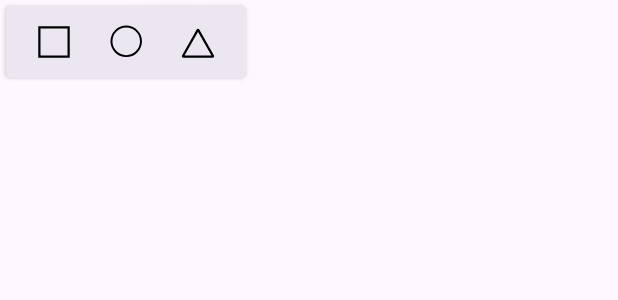
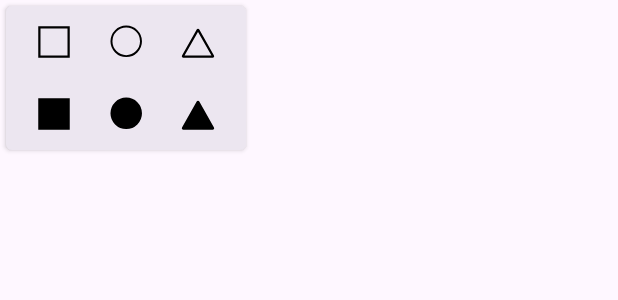
Before and after one commit to alexanderbliznyuk/LivePictures, an Android app: the layout popup_shape_picker.xml on its own in the app's theme, with its tools: preview values and no code run, on a phone screen of 412 x 824 dp. Shown: the top 300 px of the screen. Run offline under Robolectric (Android 15) with nearby library versions, the phone set to English and light mode, and no system bars.

Commit message:
add shape drawing cmds

```diff
--- a/app/src/main/java/com/blizniuk/livepictures/domain/graphics/ToolData.kt
+++ b/app/src/main/java/com/blizniuk/livepictures/domain/graphics/ToolData.kt
@@ -12,5 +12,5 @@ sealed class ToolData {
 }
 
 enum class ToolId {
-    Pencil, Erase, ShapeSquare, ShapeTriangle, ShapeCircle
+    Pencil, Erase, ShapeSquare, ShapeTriangle, ShapeCircle, ShapeSquareFilled, ShapeTriangleFilled, ShapeCircleFilled
 }
--- a/app/src/main/java/com/blizniuk/livepictures/domain/graphics/entity/cmd/ErasePathCmd.kt
+++ b/app/src/main/java/com/blizniuk/livepictures/domain/graphics/entity/cmd/ErasePathCmd.kt
@@ -107,8 +107,7 @@ class ErasePathCmd(
             isAntiAlias = true
             strokeCap = Paint.Cap.ROUND
             strokeJoin = Paint.Join.ROUND
-            color = Color.RED
-            isDither = true
+            color = Color.BLACK
             xfermode = PorterDuffXfermode(PorterDuff.Mode.CLEAR)
             pathEffect = CornerPathEffect(30F)
         }
--- a/app/src/main/java/com/blizniuk/livepictures/domain/graphics/entity/cmd/FreePathCmd.kt
+++ b/app/src/main/java/com/blizniuk/livepictures/domain/graphics/entity/cmd/FreePathCmd.kt
@@ -114,7 +114,6 @@ class FreePathCmd(
             strokeCap = Paint.Cap.ROUND
             strokeJoin = Paint.Join.ROUND
             color = Color.RED
-            isDither = true
             pathEffect = CornerPathEffect(30F)
         }
     }
--- a/app/src/main/java/com/blizniuk/livepictures/ui/cmdlist/CmdListAdapter.kt
+++ b/app/src/main/java/com/blizniuk/livepictures/ui/cmdlist/CmdListAdapter.kt
@@ -16,6 +16,7 @@ import com.blizniuk.livepictures.domain.graphics.entity.cmd.DrawCmd
 import com.blizniuk.livepictures.domain.graphics.entity.cmd.ErasePathCmd
 import com.blizniuk.livepictures.domain.graphics.entity.cmd.FreePathCmd
 import com.blizniuk.livepictures.domain.graphics.entity.cmd.RectShapeCmd
+import com.blizniuk.livepictures.domain.graphics.entity.cmd.TriangleShapeCmd
 import com.blizniuk.livepictures.util.RoundCornersOutlineProvider
 
 class CmdListAdapter(
@@ -95,8 +96,9 @@ class CmdListAdapter(
         return when (cmd) {
             is ErasePathCmd -> R.string.tooltip_tool_erase
             is FreePathCmd -> R.string.tooltip_tool_pencil
-            is CircleShapeCmd -> R.string.tooltip_shape_circle
-            is RectShapeCmd -> R.string.tooltip_shape_square
+            is CircleShapeCmd -> if (cmd.filled) R.string.tooltip_shape_circle_filled else R.string.tooltip_shape_circle
+            is RectShapeCmd -> if (cmd.filled) R.string.tooltip_shape_square_filled else R.string.tooltip_shape_square
+            is TriangleShapeCmd -> if (cmd.filled) R.string.tooltip_shape_triangle_filled else R.string.tooltip_shape_triangle
         }
     }
 }
--- a/app/src/main/java/com/blizniuk/livepictures/ui/home/viewmodel/CoordinatorViewModel.kt
+++ b/app/src/main/java/com/blizniuk/livepictures/ui/home/viewmodel/CoordinatorViewModel.kt
@@ -106,6 +106,9 @@ class CoordinatorViewModel @Inject constructor(
                 ToolId.ShapeSquare -> null
                 ToolId.ShapeCircle -> null
                 ToolId.ShapeTriangle -> null
+                ToolId.ShapeSquareFilled -> null
+                ToolId.ShapeCircleFilled -> null
+                ToolId.ShapeTriangleFilled -> null
             }
         }
             .filterNotNull()
--- /dev/null
+++ b/app/src/main/res/drawable/ic_tool_circle_filled.xml
@@ -0,0 +1,11 @@
+<vector xmlns:android="http://schemas.android.com/apk/res/android"
+    android:width="24dp"
+    android:height="24dp"
+    android:viewportWidth="24"
+    android:viewportHeight="24">
+    <path
+        android:fillColor="#FFF"
+        android:pathData="M12.15,11.577m-9.844,0a9.844,9.844 0,1 1,19.688 0a9.844,9.844 0,1 1,-19.688 0"
+        android:strokeWidth="1.3125"
+        android:strokeColor="#FFF" />
+</vector>
--- /dev/null
+++ b/app/src/main/res/drawable/ic_tool_square_filled.xml
@@ -0,0 +1,11 @@
+<vector xmlns:android="http://schemas.android.com/apk/res/android"
+    android:width="24dp"
+    android:height="24dp"
+    android:viewportWidth="24"
+    android:viewportHeight="24">
+  <path
+      android:pathData="M2.25,2.25h19.5v19.5h-19.5z"
+      android:strokeWidth="1.5"
+      android:fillColor="#FFF"
+      android:strokeColor="#FFF"/>
+</vector>
--- /dev/null
+++ b/app/src/main/res/drawable/ic_tool_triangle_filled.xml
@@ -0,0 +1,14 @@
+<vector xmlns:android="http://schemas.android.com/apk/res/android"
+    android:width="24dp"
+    android:height="24dp"
+    android:viewportWidth="24"
+    android:viewportHeight="24">
+    <group>
+        <clip-path android:pathData="M0,0h24v24h-24z" />
+        <path
+            android:pathData="M11.782,4.059C11.878,3.89 12.122,3.89 12.218,4.059L21.996,21.366C22.09,21.533 21.97,21.739 21.778,21.739H2.221C2.03,21.739 1.91,21.533 2.004,21.366L11.782,4.059Z"
+            android:strokeWidth="1.5"
+            android:fillColor="#FFF"
+            android:strokeColor="#FFF" />
+    </group>
+</vector>
--- a/app/src/main/res/layout/popup_shape_picker.xml
+++ b/app/src/main/res/layout/popup_shape_picker.xml
@@ -5,13 +5,18 @@
 
     <LinearLayout
         android:layout_width="wrap_content"
+        android:layout_height="wrap_content"
+        android:layout_margin="4dp"
+        android:background="@drawable/popup_bkg"
+        android:elevation="2dp"
+        android:orientation="vertical">
+
+        <LinearLayout
+            android:layout_width="wrap_content"
             android:layout_height="48dp"
             android:gravity="center_vertical"
             android:orientation="horizontal"
-        android:paddingHorizontal="8dp"
-        android:layout_margin="4dp"
-        android:background="@drawable/popup_bkg"
-        android:elevation="2dp">
+            android:paddingHorizontal="8dp">
 
             <ImageView
                 android:id="@+id/shapeSquare"
@@ -39,6 +44,41 @@
                 android:layout_marginHorizontal="4dp"
                 android:src="@drawable/ic_tool_triangle"
                 android:tooltipText="@string/tooltip_shape_triangle" />
+        </LinearLayout>
 
+        <LinearLayout
+            android:layout_width="wrap_content"
+            android:layout_height="48dp"
+            android:gravity="center_vertical"
+            android:orientation="horizontal"
+            android:paddingHorizontal="8dp">
+
+            <ImageView
+                android:id="@+id/shapeSquareFilled"
+                style="@style/ToolButton.Tintable"
+                android:layout_width="wrap_content"
+                android:layout_height="wrap_content"
+                android:layout_marginHorizontal="4dp"
+                android:src="@drawable/ic_tool_square_filled"
+                android:tooltipText="@string/tooltip_shape_square_filled" />
+
+            <ImageView
+                android:id="@+id/shapeCircleFilled"
+                style="@style/ToolButton.Tintable"
+                android:layout_width="wrap_content"
+                android:layout_height="wrap_content"
+                android:layout_marginHorizontal="4dp"
+                android:src="@drawable/ic_tool_circle_filled"
+                android:tooltipText="@string/tooltip_shape_circle_filled" />
+
+            <ImageView
+                android:id="@+id/shapeTriangleFilled"
+                style="@style/ToolButton.Tintable"
+                android:layout_width="wrap_content"
+                android:layout_height="wrap_content"
+                android:layout_marginHorizontal="4dp"
+                android:src="@drawable/ic_tool_triangle_filled"
+                android:tooltipText="@string/tooltip_shape_triangle_filled" />
+        </LinearLayout>
     </LinearLayout>
 </FrameLayout>
--- a/app/src/main/res/values/dimens.xml
+++ b/app/src/main/res/values/dimens.xml
@@ -15,7 +15,7 @@
     <dimen name="color_bar_thumb_stroke_size">1dp</dimen>
 
     <dimen name="shape_picker_popup_width">168dp</dimen>
-    <dimen name="shape_picker_popup_height">56dp</dimen>
+    <dimen name="shape_picker_popup_height">104dp</dimen>
 
     <dimen name="cmd_list_item_spacing">4dp</dimen>
 
--- a/app/src/main/res/values/strings.xml
+++ b/app/src/main/res/values/strings.xml
@@ -33,6 +33,10 @@
     <string name="tooltip_shape_circle">Circle</string>
     <string name="tooltip_shape_triangle">Triangle</string>
 
+    <string name="tooltip_shape_square_filled">Filled Square</string>
+    <string name="tooltip_shape_circle_filled">Filled Circle</string>
+    <string name="tooltip_shape_triangle_filled">Filled Triangle</string>
+
     <string name="color_picker_selected_color">Selected Color:</string>
 
     <string name="cmd_list_title">Commands List</string>
```
Also changed, not shown: app/src/main/java/com/blizniuk/livepictures/domain/graphics/entity/cmd/CircleShapeCmd.kt (added, +75 -0 lines), app/src/main/java/com/blizniuk/livepictures/domain/graphics/entity/cmd/DrawCmd.kt (+38 -13 lines), app/src/main/java/com/blizniuk/livepictures/domain/graphics/entity/cmd/DrawCmdData.kt (+0 -26 lines), app/src/main/java/com/blizniuk/livepictures/domain/graphics/entity/cmd/RectShapeCmd.kt (added, +82 -0 lines), app/src/main/java/com/blizniuk/livepictures/domain/graphics/entity/cmd/TriangleShapeCmd.kt (added, +109 -0 lines), app/src/main/java/com/blizniuk/livepictures/ui/home/MainActivity.kt (+13 -1 lines). Lines whose indentation alone changed are shown as unchanged.
